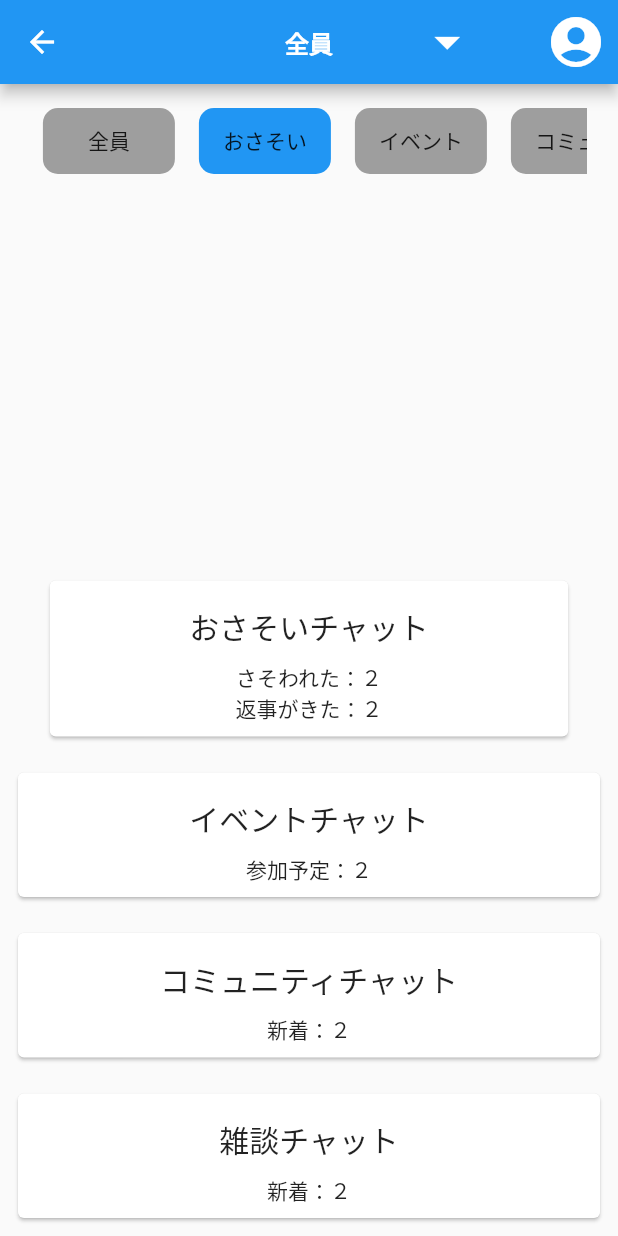
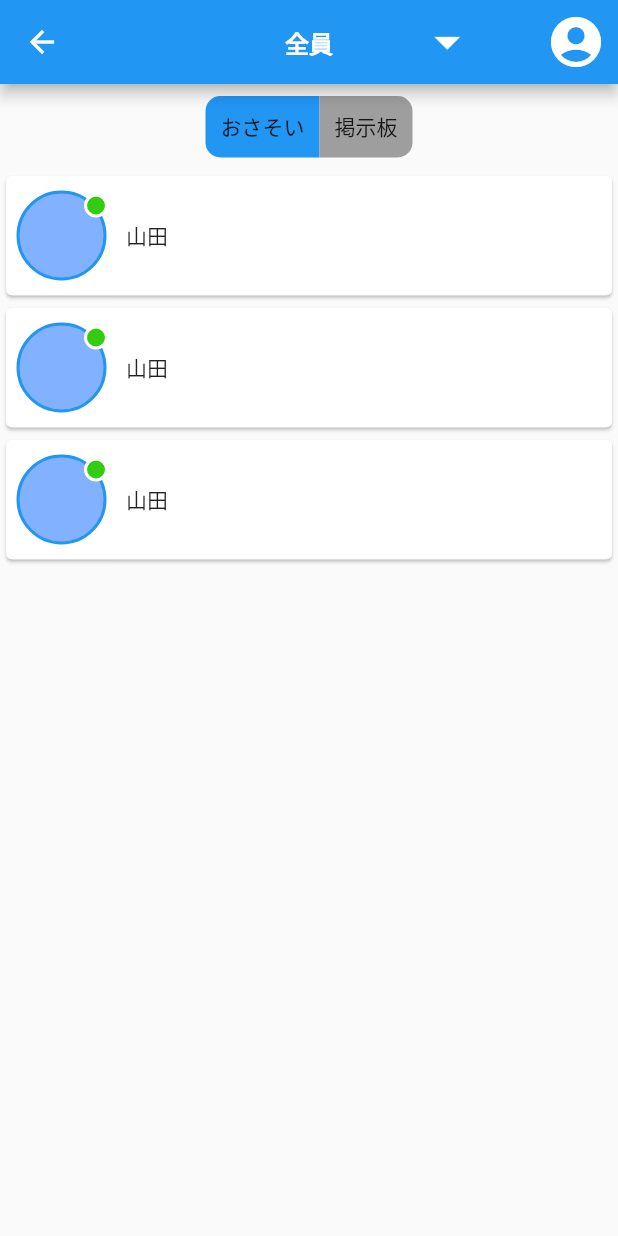
Before and after one commit to meloet-app/asoble_app, a Flutter app: the MainChatPage screen opened directly, after a tap on "おさそい", on a phone screen of 412 x 824 dp. Run offline on Flutter 3.47's test engine with Material 2 defaults, Android fonts, the phone set to English and light mode, and no system bars; our stand-ins replace carousel_slider, cloud_firestore, firebase_auth, firebase_core, flutter_datetime_picker, flutter_sticky_header and 2 more; accounts and stored records are empty; Roboto replaces fonts that are missing (M PLUS Rounded 1c).

Commit message:
20201204 枠組み完成

```diff
--- a/lib/pages/chat/main_chat_page.dart
+++ b/lib/pages/chat/main_chat_page.dart
@@ -1,3 +1,4 @@
+import 'package:asoble_app/pages/friend_list.dart';
 import 'package:asoble_app/pages/navigation_bar/navigation_bar.dart';
 import 'package:asoble_app/setup/welcome.dart';
 import 'package:flutter/cupertino.dart';
@@ -11,230 +12,136 @@ class MainChatPage extends StatefulWidget{
 }
 
 class MainChatPageState extends State<MainChatPage>{
-  Color _allSelectColor=Colors.blue;
-  Color _inviteSelectColor=Colors.grey;
-  Color _eventColor=Colors.grey;
-  Color _communityColor=Colors.grey;
-  Color _talkColor=Colors.grey;
+  Color _toggleInviteColor=Colors.blue;
+  Color _toggleBoardColor=Colors.grey;
+  int selectedIndex=0;
+
 
   @override
   Widget build(BuildContext context) {
     return Scaffold(
       appBar: AppBarWithDropDown(context),
       body:Column(
-        mainAxisAlignment: MainAxisAlignment.spaceBetween,
-        children: [
-          Padding(
-            padding: const EdgeInsets.all(8.0),
-            child: Container(
-              width: mediaSize.width*0.9,
-              height: 60.0,
-              child: ListView(
-                shrinkWrap: true,
-                scrollDirection: Axis.horizontal,
 
         children: [
           Padding(
             padding: const EdgeInsets.all(8.0),
-                    child: Container(
-                        child: FlatButton(
-                          shape:RoundedRectangleBorder(
-                            borderRadius: BorderRadius.circular(10),
-                          ),
-                          child:Text("全員"),
-                          onPressed: (){
+            child: Row(
+              mainAxisAlignment: MainAxisAlignment.center,
+              children: [
+                GestureDetector(
+                    onTap: () {
                       setState(() {
-                              _allSelectColor=Colors.blue;
-
-
-                              _inviteSelectColor=Colors.grey;
-                              _eventColor=Colors.grey;
-                              _communityColor=Colors.grey;
-                              _talkColor=Colors.grey;
-                            });
-
-
-                          },
-                          color: _allSelectColor,)),
-                  ),
-                  Padding(
-                    padding: const EdgeInsets.all(8.0),
-                    child: Container(
-                        child: FlatButton(
-                          shape:RoundedRectangleBorder(
-                            borderRadius: BorderRadius.circular(10),
-                          ),
-                          child:Text("おさそい"),
-                          onPressed: (){
-                            setState(() {
-                              _inviteSelectColor=Colors.blue;
-
-                              _allSelectColor=Colors.grey;
-                              _eventColor=Colors.grey;
-                              _communityColor=Colors.grey;
-                              _talkColor=Colors.grey;
+                     selectedIndex = 0;
+                      _toggleInviteColor=Colors.blue;
+                      _toggleBoardColor=Colors.grey;
                       });
                     },
-                          color: _inviteSelectColor,)),
+                    child:Container(
+                      decoration: BoxDecoration(
+                        borderRadius: BorderRadius.only(topLeft: Radius.circular(10),bottomLeft: Radius.circular(10),),
+                        color: _toggleInviteColor,),
+                      child: Padding(
+                        padding: const EdgeInsets.all(10.0),
+                        child: Text("おさそい"),
                       ),
-                  Padding(
-                    padding: const EdgeInsets.all(8.0),
-                    child: Container(
-                        child: FlatButton(
-                          shape:RoundedRectangleBorder(
-                            borderRadius: BorderRadius.circular(10),
-                          ),
-                          child:Text("イベント"),
-                          onPressed: (){
+                    )),
+                GestureDetector(
+
+                    onTap: () {
                       setState(() {
-                              _eventColor=Colors.blue;
-
-                              _inviteSelectColor=Colors.grey;
-                              _allSelectColor=Colors.grey;
-                              _communityColor=Colors.grey;
-                              _talkColor=Colors.grey;
+                        selectedIndex = 1;
+                        _toggleInviteColor=Colors.grey;
+                        _toggleBoardColor=Colors.blue;
                       });
                     },
-                          color: _eventColor,)),
+                    child:Container(
+                      decoration: BoxDecoration(
+                        borderRadius: BorderRadius.only(topRight: Radius.circular(10),bottomRight: Radius.circular(10),),
+                        color: _toggleBoardColor,),
+                      child: Padding(
+                        padding: const EdgeInsets.all(10.0),
+                        child: Text("掲示板"),
                       ),
-                  Padding(
-                    padding: const EdgeInsets.all(8.0),
-                    child: Container(
-                        child: FlatButton(
-                          shape:RoundedRectangleBorder(
-                            borderRadius: BorderRadius.circular(10),
-                          ),
-                          child:Text("コミュニティ"),
-                          onPressed: (){
-                            setState(() {
-                              _communityColor=Colors.blue;
-
-                              _eventColor=Colors.grey;
-                              _inviteSelectColor=Colors.grey;
-                              _allSelectColor=Colors.grey;
-                              _talkColor=Colors.grey;
-                            });
-                          },
-                          color: _communityColor,)),
-                  ),
-                  Padding(
-                    padding: const EdgeInsets.all(8.0),
-                    child: Container(
-                        child: FlatButton(
-                          shape:RoundedRectangleBorder(
-                            borderRadius: BorderRadius.circular(10),
-                          ),
-                          child:Text("雑談"),
-                          onPressed: (){
-                            setState(() {
-                              _talkColor=Colors.blue;
-
-                              _communityColor=Colors.grey;
-                              _eventColor=Colors.grey;
-                              _inviteSelectColor=Colors.grey;
-                              _allSelectColor=Colors.grey;
-                            });
-                          },
-                          color: _talkColor,)),
+                    )
                 ),
               ],
             ),
           ),
-          ),
 
-          ListView(
+          Visibility(
+            visible: selectedIndex==0?true:false,
+            child: ListView(
               shrinkWrap: true,
               children: [
-              Padding(
-                padding: const EdgeInsets.all(8.0),
-                child: Center(
-                  child: Card(
-                    child: Padding(
-                      padding: const EdgeInsets.all(8.0),
-                      child: Container(
-                        width:mediaSize.width*0.8,
-                          child: Column(
-                            children: [
-                              Padding(
-                                padding: const EdgeInsets.all(8.0),
-                                child: Text("おさそいチャット",
-                                    style: TextStyle(fontSize: 20),),
-                              ),
-                            Text("さそわれた：２",),
-                              Text("返事がきた：２",),
+                FriendCard(name:"山田",isFree:true,userColor: Colors.blue,),
+                FriendCard(name:"山田",isFree:true,userColor: Colors.blue,),
+                FriendCard(name:"山田",isFree:true,userColor: Colors.blue,)
               ],
             ),
           ),
-                    ),
-                  ),
-                ),
-              ),
-
-              Padding(
-                padding: const EdgeInsets.all(8.0),
-                child: Card(
-                  child: Padding(
-                    padding: const EdgeInsets.all(8.0),
-                    child: Container(
-                        width:mediaSize.width*0.8,
-                        child: Column(
+          Visibility(
+            visible: selectedIndex==1?true:false,
+            child:
+                Column(mainAxisAlignment: MainAxisAlignment.spaceAround,
                   children: [
-                            Padding(
-                              padding: const EdgeInsets.all(8.0),
-                              child: Text("イベントチャット", style: TextStyle(fontSize: 20)),
-                            ),
-                            Text("参加予定：２",),
+                    Row(
+                      mainAxisAlignment: MainAxisAlignment.spaceAround,
+                      children: [
+                      BoardIconWidget(boardTitle:"全ての掲示板"),
+                      BoardIconWidget(boardTitle:"コミュニティ掲示板")
+                    ],),
+                    Row(
+                      mainAxisAlignment: MainAxisAlignment.spaceAround,
+                      children: [
+                      BoardIconWidget(boardTitle:"雑談掲示板"),
+                      BoardIconWidget(boardTitle:"イベント掲示板")
+                    ],),
                   ],
                 )
-                    ),
-                  ),
-                ),
-              ),
 
-              Padding(
-                padding: const EdgeInsets.all(8.0),
-                child: Card(
-                  child: Padding(
-                    padding: const EdgeInsets.all(8.0),
-                    child: Container(
-                        width:mediaSize.width*0.8,
-                        child: Column(
-                          children: [
-                            Padding(
-                              padding: const EdgeInsets.all(8.0),
-                              child: Text("コミュニティチャット",style: TextStyle(fontSize: 20)),
-                            ),
-                            Text("新着：２",),
-                          ],
-                        )),
-                  ),
-                ),
-              ),
-
-              Padding(
-                padding: const EdgeInsets.all(8.0),
-                child: Card(
-                  child: Padding(
-                    padding: const EdgeInsets.all(8.0),
-                    child: Container(
-                        width:mediaSize.width*0.8,
-                        child: Column(
-                          children: [
-                            Padding(
-                              padding: const EdgeInsets.all(8.0),
-                              child: Text("雑談チャット",style: TextStyle(fontSize: 20)),
-                            ),
-                            Text("新着：２",),
-                          ],
-                        )
-                    ),
-                  ),
-                ),
-              ),
-            ],
           ),
         ]
       )
     );
   }
 }
+
+class BoardIconWidget extends StatelessWidget{
+String boardTitle;
+BoardIconWidget({this.boardTitle});
+
+  @override
+  Widget build(BuildContext context) {
+   return Padding(
+     padding: const EdgeInsets.all(8.0),
+     child: Container(
+        width: mediaSize.width*0.4,
+        height:mediaSize.width*0.4+24,
+        child: Stack(
+          children: [
+
+          Card(
+            color: Colors.brown.shade400,
+            child: Container(
+            width: mediaSize.width*0.4,
+              height:mediaSize.width*0.4,
+              child: Center(child: Text(boardTitle,style: TextStyle(color: Colors.white),)),
+          )
+        ),
+          Align(
+            alignment:AlignmentDirectional.bottomCenter,
+              child: RaisedButton(
+                color: Colors.brown,
+                child: Text("見る",style: TextStyle(color: Colors.white),),
+                onPressed: ()=>null,
+              ))
+          ],
+        ),
+
+      ),
+   );
+  }
+
+
+}
--- a/lib/pages/my_profile_page.dart
+++ b/lib/pages/my_profile_page.dart
@@ -1,6 +1,8 @@
 import 'package:asoble_app/setup/welcome.dart';
 import 'package:flutter/cupertino.dart';
 import 'package:flutter/material.dart';
+
+
 
 class MyProfilePage extends StatelessWidget {
   @override
```
Lines whose indentation alone changed are shown as unchanged.
